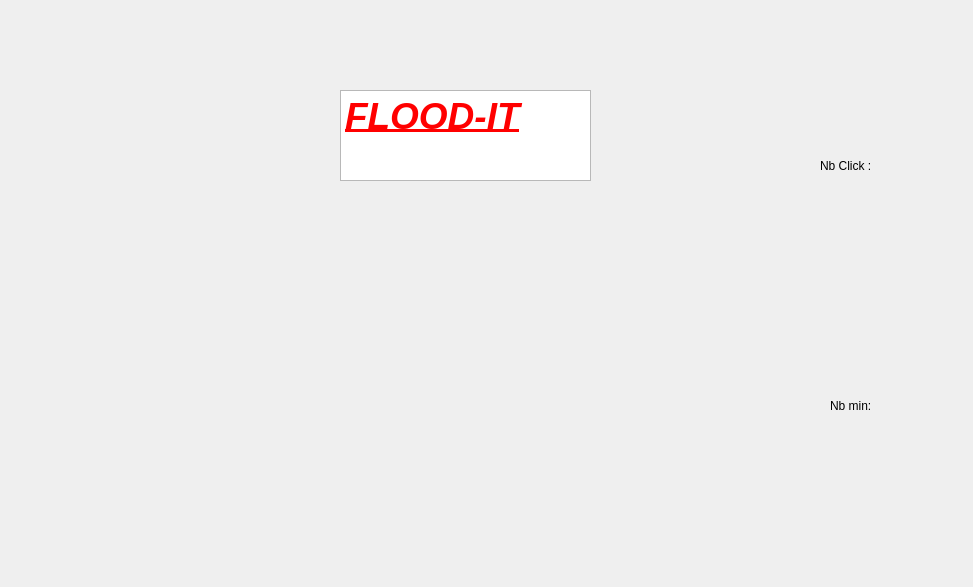
First picture: the form in Flood-it54317/Play.ui, repository Nicolasgdr/Flood-it, before the edit.
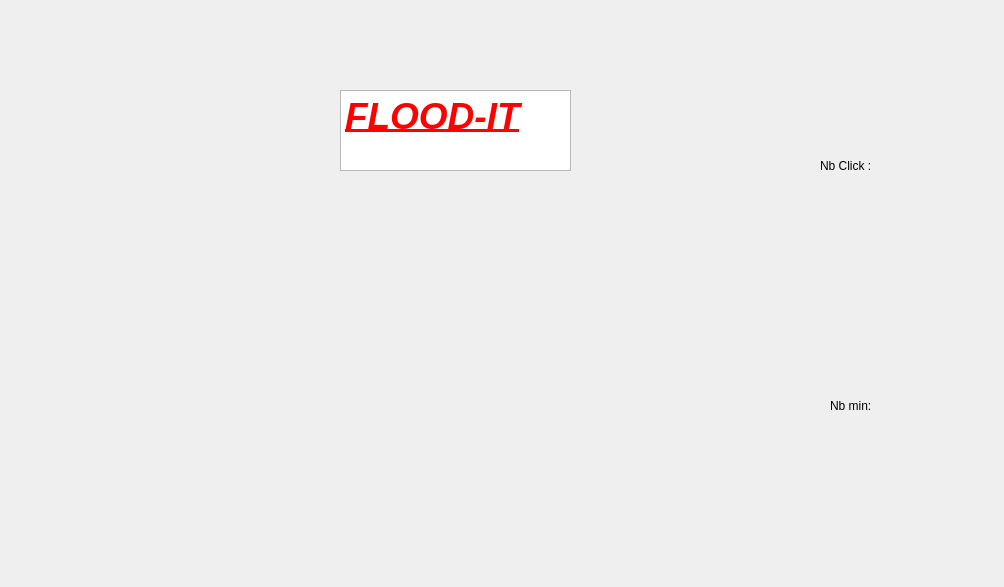
Second picture: the form after the edit.

What changed in the file:
```diff
--- a/Flood-it54317/Play.ui
+++ b/Flood-it54317/Play.ui
@@ -6,7 +6,7 @@
    <rect>
     <x>0</x>
     <y>0</y>
-    <width>973</width>
+    <width>1004</width>
     <height>587</height>
    </rect>
   </property>
@@ -18,8 +18,8 @@
     <rect>
      <x>340</x>
      <y>90</y>
-     <width>251</width>
-     <height>91</height>
+     <width>231</width>
+     <height>81</height>
     </rect>
    </property>
    <property name="html">
@@ -36,8 +36,8 @@
     <rect>
      <x>830</x>
      <y>220</y>
-     <width>141</width>
-     <height>61</height>
+     <width>161</width>
+     <height>101</height>
     </rect>
    </property>
    <property name="text">
```
